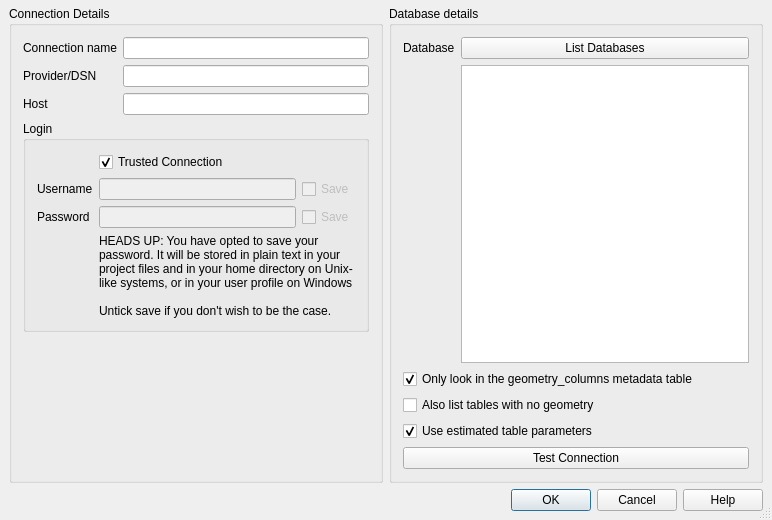
qgis/QGIS, file src/ui/qgsmssqlnewconnectionbase.ui: the form before one commit.
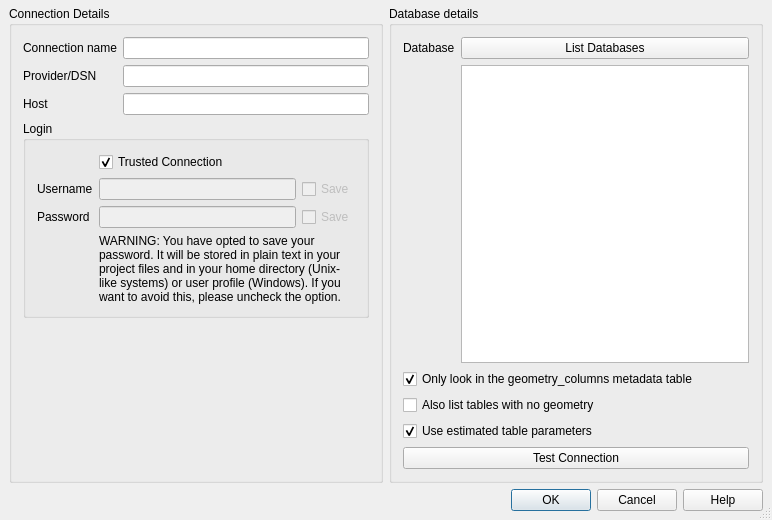
The form after the commit. Custom widgets are drawn as their Qt base class.

Commit message: Harmonize the warning message when saving DB password

```diff
--- a/src/ui/qgsmssqlnewconnectionbase.ui
+++ b/src/ui/qgsmssqlnewconnectionbase.ui
@@ -184,9 +184,7 @@
             </sizepolicy>
            </property>
            <property name="text">
-            <string>HEADS UP: You have opted to save your password. It will be stored in plain text in your project files and in your home directory on Unix-like systems, or in your user profile on Windows
-
-Untick save if you don't wish to be the case.</string>
+            <string>WARNING: You have opted to save your password. It will be stored in plain text in your project files and in your home directory (Unix-like systems) or user profile (Windows). If you want to avoid this, please uncheck the option.</string>
            </property>
            <property name="wordWrap">
             <bool>true</bool>
```
The commit also changes 3 other files.
